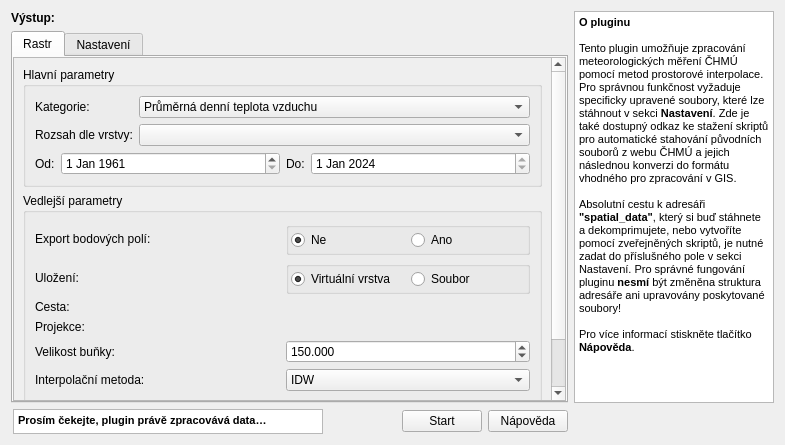
The window that data_chmu_dialog_base.ui (mkik12/CHMU-weatherDataProcessing) describes before a commit, drawn with Qt 5.
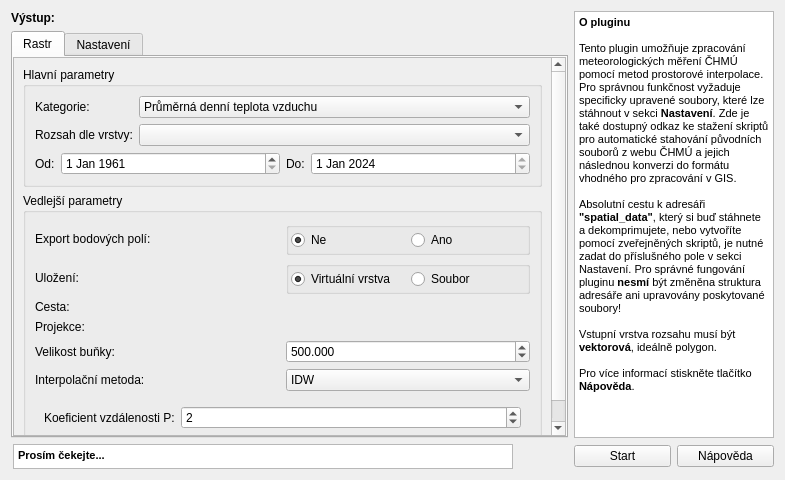
The same window after the commit. Custom widgets are drawn as their Qt base class.

The edit to the form file:
```diff
--- a/data_chmu_dialog_base.ui
+++ b/data_chmu_dialog_base.ui
@@ -7,7 +7,7 @@
     <x>0</x>
     <y>0</y>
     <width>785</width>
-    <height>445</height>
+    <height>480</height>
    </rect>
   </property>
   <property name="sizePolicy">
@@ -39,7 +39,7 @@
   </property>
   <layout class="QGridLayout" name="gridLayout_6" rowstretch="2,0">
    <item row="0" column="1">
-    <layout class="QGridLayout" name="gridLayout" columnstretch="0,0">
+    <layout class="QGridLayout" name="gridLayout" columnstretch="0">
      <item row="0" column="0">
       <widget class="QLabel" name="outputLabel">
        <property name="text">
@@ -95,7 +95,7 @@
               <x>0</x>
               <y>0</y>
               <width>534</width>
-              <height>444</height>
+              <height>382</height>
              </rect>
             </property>
             <layout class="QVBoxLayout" name="verticalLayout_4">
@@ -335,13 +335,13 @@
                      <number>3</number>
                     </property>
                     <property name="minimum">
-                     <double>0.000000000000000</double>
+                     <double>0.001000000000000</double>
                     </property>
                     <property name="maximum">
-                     <double>1000.000000000000000</double>
+                     <double>5000.000000000000000</double>
                     </property>
                     <property name="value">
-                     <double>150.000000000000000</double>
+                     <double>500.000000000000000</double>
                     </property>
                    </widget>
                   </item>
@@ -730,7 +730,7 @@
     </layout>
    </item>
    <item row="1" column="1">
-    <layout class="QHBoxLayout" name="startHelpParameters">
+    <layout class="QHBoxLayout" name="startHelpParameters" stretch="0,5,0">
      <item>
       <spacer name="verticalSpacer_5">
        <property name="orientation">
@@ -751,7 +751,7 @@
       <widget class="QTextEdit" name="processingWarning">
        <property name="minimumSize">
         <size>
-         <width>310</width>
+         <width>500</width>
          <height>25</height>
         </size>
        </property>
@@ -761,12 +761,18 @@
          <height>25</height>
         </size>
        </property>
+       <property name="verticalScrollBarPolicy">
+        <enum>Qt::ScrollBarAlwaysOff</enum>
+       </property>
+       <property name="horizontalScrollBarPolicy">
+        <enum>Qt::ScrollBarAlwaysOff</enum>
+       </property>
        <property name="html">
         <string>&lt;!DOCTYPE HTML PUBLIC &quot;-//W3C//DTD HTML 4.0//EN&quot; &quot;http://www.w3.org/TR/REC-html40/strict.dtd&quot;&gt;
 &lt;html&gt;&lt;head&gt;&lt;meta name=&quot;qrichtext&quot; content=&quot;1&quot; /&gt;&lt;style type=&quot;text/css&quot;&gt;
 p, li { white-space: pre-wrap; }
-&lt;/style&gt;&lt;/head&gt;&lt;body style=&quot; font-family:'MS Shell Dlg 2'; font-size:12pt; font-weight:400; font-style:normal;&quot;&gt;
-&lt;p style=&quot; margin-top:0px; margin-bottom:0px; margin-left:0px; margin-right:0px; -qt-block-indent:0; text-indent:0px;&quot;&gt;&lt;span style=&quot; font-size:8pt; font-weight:600;&quot;&gt;Prosím čekejte, plugin právě zpracovává data…&lt;/span&gt;&lt;/p&gt;&lt;/body&gt;&lt;/html&gt;</string>
+&lt;/style&gt;&lt;/head&gt;&lt;body style=&quot; font-family:'MS Shell Dlg 2'; font-size:8.25pt; font-weight:400; font-style:normal;&quot;&gt;
+&lt;p style=&quot; margin-top:0px; margin-bottom:0px; margin-left:0px; margin-right:0px; -qt-block-indent:0; text-indent:0px;&quot;&gt;&lt;span style=&quot; font-size:8pt; font-weight:600;&quot;&gt;Prosím čekejte...&lt;/span&gt;&lt;/p&gt;&lt;/body&gt;&lt;/html&gt;</string>
        </property>
       </widget>
      </item>
@@ -783,26 +789,6 @@
        </property>
       </spacer>
      </item>
-     <item>
-      <widget class="QPushButton" name="startButton">
-       <property name="focusPolicy">
-        <enum>Qt::NoFocus</enum>
-       </property>
-       <property name="text">
-        <string>Start</string>
-       </property>
-      </widget>
-     </item>
-     <item>
-      <widget class="QPushButton" name="helpPushButton">
-       <property name="focusPolicy">
-        <enum>Qt::NoFocus</enum>
-       </property>
-       <property name="text">
-        <string>Nápověda</string>
-       </property>
-      </widget>
-     </item>
     </layout>
    </item>
    <item row="0" column="2">
@@ -819,21 +805,50 @@
        <height>16777215</height>
       </size>
      </property>
+     <property name="readOnly">
+      <bool>true</bool>
+     </property>
      <property name="html">
       <string>&lt;!DOCTYPE HTML PUBLIC &quot;-//W3C//DTD HTML 4.0//EN&quot; &quot;http://www.w3.org/TR/REC-html40/strict.dtd&quot;&gt;
 &lt;html&gt;&lt;head&gt;&lt;meta name=&quot;qrichtext&quot; content=&quot;1&quot; /&gt;&lt;style type=&quot;text/css&quot;&gt;
 p, li { white-space: pre-wrap; }
-&lt;/style&gt;&lt;/head&gt;&lt;body style=&quot; font-family:'MS Shell Dlg 2'; font-size:12pt; font-weight:400; font-style:normal;&quot;&gt;
+&lt;/style&gt;&lt;/head&gt;&lt;body style=&quot; font-family:'MS Shell Dlg 2'; font-size:8.25pt; font-weight:400; font-style:normal;&quot;&gt;
 &lt;p style=&quot; margin-top:0px; margin-bottom:0px; margin-left:0px; margin-right:0px; -qt-block-indent:0; text-indent:0px;&quot;&gt;&lt;span style=&quot; font-size:8pt; font-weight:600;&quot;&gt;O pluginu&lt;/span&gt;&lt;/p&gt;
 &lt;p style=&quot;-qt-paragraph-type:empty; margin-top:0px; margin-bottom:0px; margin-left:0px; margin-right:0px; -qt-block-indent:0; text-indent:0px; font-size:8pt;&quot;&gt;&lt;br /&gt;&lt;/p&gt;
 &lt;p style=&quot; margin-top:0px; margin-bottom:0px; margin-left:0px; margin-right:0px; -qt-block-indent:0; text-indent:0px;&quot;&gt;&lt;span style=&quot; font-size:8pt;&quot;&gt;Tento plugin umožňuje zpracování meteorologických měření ČHMÚ pomocí metod prostorové interpolace. Pro správnou funkčnost vyžaduje specificky upravené soubory, které lze stáhnout v sekci &lt;/span&gt;&lt;span style=&quot; font-size:8pt; font-weight:600;&quot;&gt;Nastavení&lt;/span&gt;&lt;span style=&quot; font-size:8pt;&quot;&gt;. Zde je také dostupný odkaz ke stažení skriptů pro automatické stahování původních souborů z webu ČHMÚ a jejich následnou konverzi do formátu vhodného pro zpracování v GIS.&lt;/span&gt;&lt;/p&gt;
 &lt;p style=&quot;-qt-paragraph-type:empty; margin-top:0px; margin-bottom:0px; margin-left:0px; margin-right:0px; -qt-block-indent:0; text-indent:0px; font-size:8pt;&quot;&gt;&lt;br /&gt;&lt;/p&gt;
 &lt;p style=&quot; margin-top:0px; margin-bottom:0px; margin-left:0px; margin-right:0px; -qt-block-indent:0; text-indent:0px;&quot;&gt;&lt;span style=&quot; font-size:8pt;&quot;&gt;Absolutní cestu k adresáři &lt;/span&gt;&lt;span style=&quot; font-size:8pt; font-weight:600;&quot;&gt;&amp;quot;spatial_data&amp;quot;&lt;/span&gt;&lt;span style=&quot; font-size:8pt;&quot;&gt;, který si buď stáhnete a dekomprimujete, nebo vytvoříte pomocí zveřejněných skriptů, je nutné zadat do příslušného pole v sekci Nastavení. Pro správné fungování pluginu &lt;/span&gt;&lt;span style=&quot; font-size:8pt; font-weight:600;&quot;&gt;nesmí&lt;/span&gt;&lt;span style=&quot; font-size:8pt;&quot;&gt; být změněna struktura adresáře ani upravovány poskytované soubory!&lt;/span&gt;&lt;/p&gt;
 &lt;p style=&quot;-qt-paragraph-type:empty; margin-top:0px; margin-bottom:0px; margin-left:0px; margin-right:0px; -qt-block-indent:0; text-indent:0px; font-size:8pt;&quot;&gt;&lt;br /&gt;&lt;/p&gt;
+&lt;p style=&quot; margin-top:0px; margin-bottom:0px; margin-left:0px; margin-right:0px; -qt-block-indent:0; text-indent:0px;&quot;&gt;&lt;span style=&quot; font-size:8pt;&quot;&gt;Vstupní vrstva rozsahu musí být &lt;/span&gt;&lt;span style=&quot; font-size:8pt; font-weight:600;&quot;&gt;vektorová&lt;/span&gt;&lt;span style=&quot; font-size:8pt;&quot;&gt;, ideálně polygon.&lt;/span&gt;&lt;/p&gt;
+&lt;p style=&quot;-qt-paragraph-type:empty; margin-top:0px; margin-bottom:0px; margin-left:0px; margin-right:0px; -qt-block-indent:0; text-indent:0px; font-size:8pt;&quot;&gt;&lt;br /&gt;&lt;/p&gt;
 &lt;p style=&quot; margin-top:0px; margin-bottom:0px; margin-left:0px; margin-right:0px; -qt-block-indent:0; text-indent:0px;&quot;&gt;&lt;span style=&quot; font-size:8pt;&quot;&gt;Pro více informací stiskněte tlačítko &lt;/span&gt;&lt;span style=&quot; font-size:8pt; font-weight:600;&quot;&gt;Nápověda&lt;/span&gt;&lt;span style=&quot; font-size:8pt;&quot;&gt;.&lt;/span&gt;&lt;/p&gt;&lt;/body&gt;&lt;/html&gt;</string>
      </property>
     </widget>
    </item>
+   <item row="1" column="2">
+    <layout class="QHBoxLayout" name="horizontalLayout_8">
+     <item>
+      <widget class="QPushButton" name="startButton">
+       <property name="focusPolicy">
+        <enum>Qt::NoFocus</enum>
+       </property>
+       <property name="text">
+        <string>Start</string>
+       </property>
+      </widget>
+     </item>
+     <item>
+      <widget class="QPushButton" name="helpPushButton">
+       <property name="focusPolicy">
+        <enum>Qt::NoFocus</enum>
+       </property>
+       <property name="text">
+        <string>Nápověda</string>
+       </property>
+      </widget>
+     </item>
+    </layout>
+   </item>
   </layout>
  </widget>
  <customwidgets>
```
Left out of the diff: 6 changed lines with no effect on the pictures.
